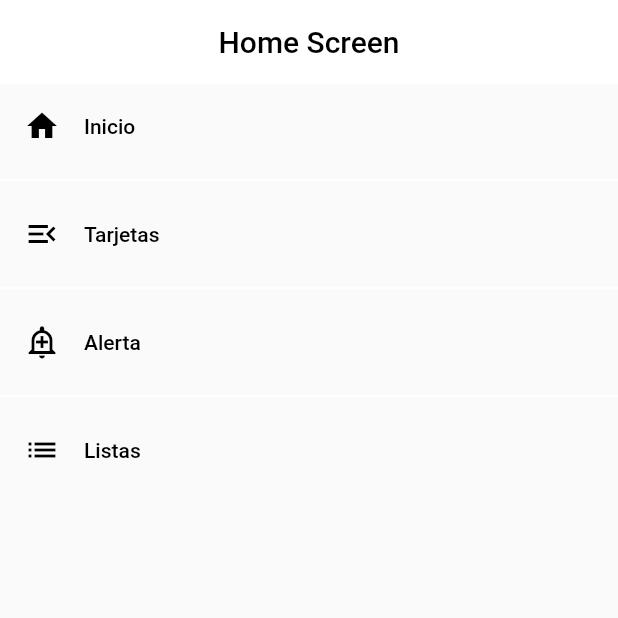
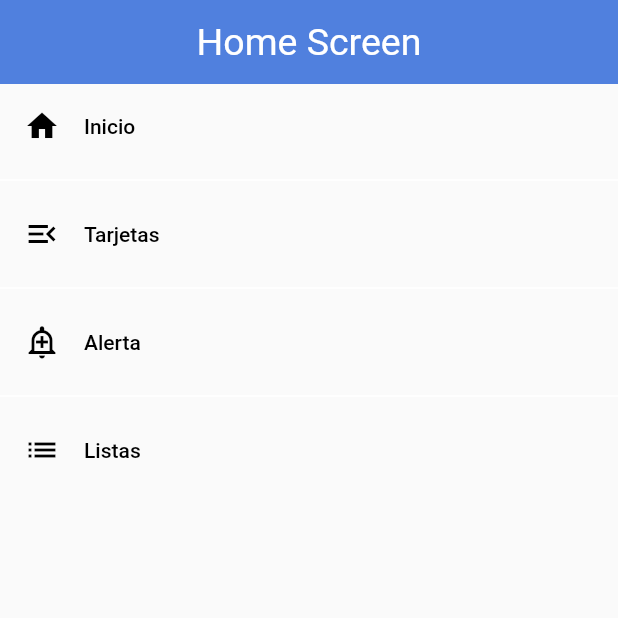
Before and after one commit to PyKt/Flutter_Components, a Flutter app: the screen it shows after launch, on a phone screen of 412 x 824 dp, the top half of it. Run offline on Flutter 3.47's test engine with Material 2 defaults, Android fonts, the phone set to English and light mode, and no system bars.

Commit message:
correction main.dart

```diff
--- a/lib/main.dart
+++ b/lib/main.dart
@@ -1,3 +1,5 @@
+import 'dart:typed_data';
+
 import 'package:fl_components/screens/screens.dart';
 import 'package:flutter/material.dart';
 import 'package:fl_components/routes/app_routes.dart';
@@ -11,7 +13,8 @@ class MyApp extends StatelessWidget {
   Widget build(BuildContext context) {
     return MaterialApp(
         debugShowCheckedModeBanner: false,
-        theme: ThemeData.light().copyWith(useMaterial3: true),
+        theme: MyTheme.lightTheme,
+        darkTheme: MyTheme.darkTheme,
         initialRoute: AppRoutes.initialRoute,
         routes: AppRoutes.getAppRoutes(),
         onGenerateRoute: (settings) => AppRoutes.onGenerareRoute(settings));
```
